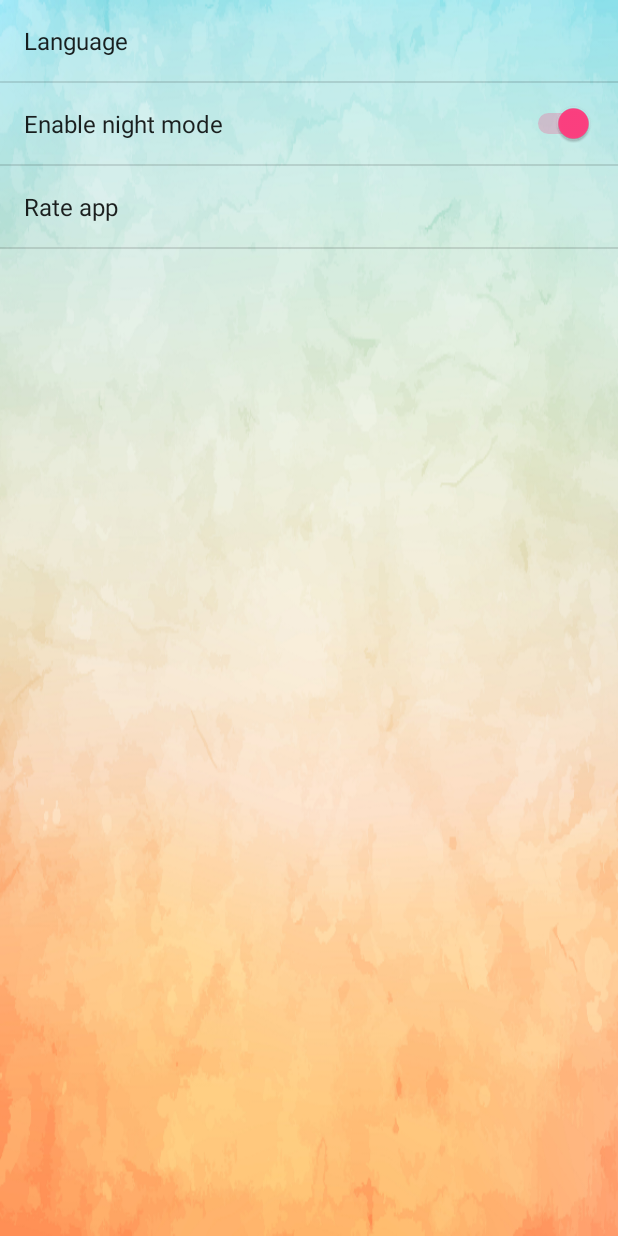
After one commit to VladVh/NeverHaveIEver, an Android app: the fragment SettingsFragment shown on its own in the app's theme, on a phone screen of 412 x 824 dp. The commit adds this screen. Run offline under Robolectric (Android 15) with nearby library versions, the phone set to English and light mode, and no system bars.

Commit message:
added settingsActivity and fragment. properties aren't working yet. LocaleHelper to change app locale programatically

```diff
--- a/app/src/main/AndroidManifest.xml
+++ b/app/src/main/AndroidManifest.xml
@@ -24,6 +24,9 @@
                 android:name="android.support.PARENT_ACTIVITY"
                 android:value="com.development.vvoitsekh.neverhaveiever.main.MainActivity"/>
         </activity>
+        <activity
+            android:name=".settings.SettingsActivity">
+        </activity>
     </application>
 
 </manifest>
--- a/app/src/main/java/com/development/vvoitsekh/neverhaveiever/App.kt
+++ b/app/src/main/java/com/development/vvoitsekh/neverhaveiever/App.kt
@@ -20,7 +20,6 @@ class App : Application(), HasActivityInjector {
 
     override fun onCreate() {
         super.onCreate()
-        val sharedPreferences = PreferenceManager.getDefaultSharedPreferences(this)
 
         DaggerAppComponent
                 .builder()
--- a/app/src/main/java/com/development/vvoitsekh/neverhaveiever/question/QuestionActivity.kt
+++ b/app/src/main/java/com/development/vvoitsekh/neverhaveiever/question/QuestionActivity.kt
@@ -25,9 +25,10 @@ import android.graphics.drawable.BitmapDrawable
 import android.graphics.Bitmap
 import android.graphics.drawable.Drawable
 import android.support.v4.content.ContextCompat
+import com.development.vvoitsekh.neverhaveiever.BaseActivity
 
 
-class QuestionActivity : AppCompatActivity(), QuestionContract.View {
+class QuestionActivity : BaseActivity(), QuestionContract.View {
     @Inject
     lateinit var mPresenter: QuestionPresenter
 
--- /dev/null
+++ b/app/src/main/java/com/development/vvoitsekh/neverhaveiever/settings/SettingsFragment.kt
@@ -0,0 +1,71 @@
+package com.development.vvoitsekh.neverhaveiever.settings
+
+import android.content.SharedPreferences
+import android.os.Bundle
+import android.preference.ListPreference
+import android.preference.Preference
+import android.preference.PreferenceFragment
+import com.development.vvoitsekh.neverhaveiever.LocaleHelper
+import com.development.vvoitsekh.neverhaveiever.R
+
+class SettingsFragment: PreferenceFragment(), SharedPreferences.OnSharedPreferenceChangeListener {
+    val mNightPref = "night_mode"
+    val mLangPref = "language"
+
+    override fun onCreate(savedInstanceState: Bundle?) {
+        super.onCreate(savedInstanceState)
+        addPreferencesFromResource(R.xml.preferences)
+
+        val rateBtn = findPreference("rate")
+        rateBtn.setOnPreferenceClickListener {
+            //startActivity(Intent(Intent.ACTION_VIEW, Uri.parse("market://details?id=" + activity.packageName)))
+            true
+        }
+    }
+
+    override fun onSharedPreferenceChanged(sharedPreferences: SharedPreferences?, key: String?) {
+        if (key.equals(mLangPref)) {
+            val langPref = findPreference(key)
+            val value = sharedPreferences?.getString(key, "")
+            setPreferenceSummary(langPref, value!!)
+            LocaleHelper.setLocale(activity, value)
+        }
+        if (key.equals(mNightPref)) {
+            val modePref = findPreference(key)
+            val value = sharedPreferences?.getBoolean(key, false);
+            setPreferenceSummary(modePref, value!!);
+        }
+    }
+
+    private fun setPreferenceSummary(preference: Preference, value: Any) {
+
+        val stringValue = value.toString()
+
+        if (preference is ListPreference) {
+            // For list preferences, look up the correct display value in
+            // the preference's 'entries' list (since they have separate labels/values).
+            val prefIndex = preference.findIndexOfValue(stringValue)
+            //same code in one line
+            //int prefIndex = ((ListPreference) preference).findIndexOfValue(value);
+
+            //prefIndex must be is equal or garter than zero because
+            //array count as 0 to ....
+            if (prefIndex >= 0) {
+                preference.summary = preference.entries[prefIndex]
+            }
+        } else {
+            // For other preferences, set the summary to the value's simple string representation.
+            preference.summary = stringValue
+        }
+    }
+
+    override fun onPause() {
+        super.onPause()
+        preferenceScreen.sharedPreferences.unregisterOnSharedPreferenceChangeListener(this)
+    }
+
+    override fun onResume() {
+        super.onResume()
+        preferenceScreen.sharedPreferences.registerOnSharedPreferenceChangeListener(this)
+    }
+}
--- /dev/null
+++ b/app/src/main/res/values/arrays.xml
@@ -0,0 +1,11 @@
+<?xml version="1.0" encoding="utf-8"?>
+<resources>
+    <array name="lang_values">
+        <item>English</item>
+        <item>Українська</item>
+    </array>
+    <array name="lang_entries">
+        <item>en</item>
+        <item>ua</item>
+    </array>
+</resources>
--- a/app/src/main/res/values/strings.xml
+++ b/app/src/main/res/values/strings.xml
@@ -9,4 +9,9 @@
 
     <!--Question-->
     <string name="question_next">Next</string>
+
+    <!--Settings-->
+    <string name="pref_lang">Language</string>
+    <string name="pref_night_mode">Enable night mode</string>
+    <string name="pref_rate">Rate app</string>
 </resources>
--- a/app/src/main/res/values/styles.xml
+++ b/app/src/main/res/values/styles.xml
@@ -1,11 +1,19 @@
 <resources>
 
     <!-- Base application theme. -->
-    <style name="AppTheme" parent="Theme.AppCompat.Light.DarkActionBar">
+    <style name="AppTheme" parent="Theme.AppCompat.Light.NoActionBar">
         <!-- Customize your theme here. -->
+        <item name="android:windowBackground">@drawable/background_light</item>
         <item name="colorPrimary">@color/colorPrimary</item>
         <item name="colorPrimaryDark">@color/colorPrimaryDark</item>
         <item name="colorAccent">@color/colorAccent</item>
     </style>
 
+    <style name="AppThemeDark" parent="Theme.AppCompat.Light.DarkActionBar">
+        <!-- Customize your theme here. -->
+        <item name="android:background">@drawable/background_dark</item>
+        <item name="colorPrimary">@color/colorPrimary</item>
+        <item name="colorPrimaryDark">@color/colorPrimaryDark</item>
+        <item name="colorAccent">@color/colorAccent</item>
+    </style>
 </resources>
--- /dev/null
+++ b/app/src/main/res/xml/preferences.xml
@@ -0,0 +1,18 @@
+<?xml version="1.0" encoding="utf-8"?>
+<PreferenceScreen xmlns:android="http://schemas.android.com/apk/res/android">
+    <ListPreference
+        android:key="language"
+        android:title="@string/pref_lang"
+        android:entries="@array/lang_entries"
+        android:entryValues="@array/lang_values"
+        />
+    <SwitchPreference
+        android:key="night_mode"
+        android:title="@string/pref_night_mode"
+        android:defaultValue="false"
+        />
+    <Preference
+        android:key="rate"
+        android:title="@string/pref_rate"
+        />
+</PreferenceScreen>
```
Also changed, not shown: app/src/main/java/com/development/vvoitsekh/neverhaveiever/BaseActivity.kt (added, +27 -0 lines), app/src/main/java/com/development/vvoitsekh/neverhaveiever/LocaleHelper.kt (+46 -10 lines), app/src/main/java/com/development/vvoitsekh/neverhaveiever/main/MainActivity.kt (+8 -1 lines), app/src/main/java/com/development/vvoitsekh/neverhaveiever/settings/SettingsActivity.kt (+4 -4 lines).
